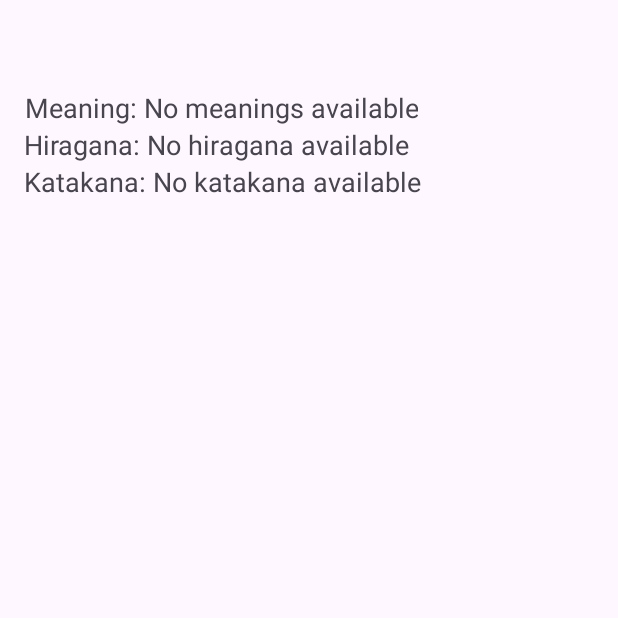
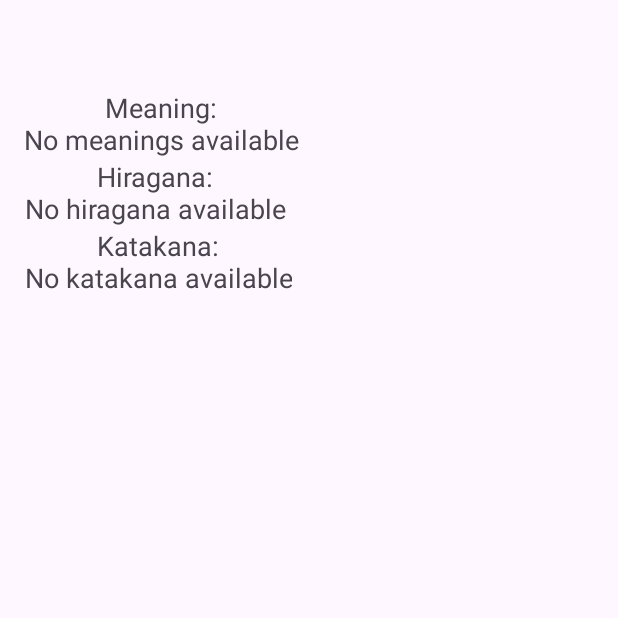
Before and after one commit to WDmaster235/JapaneseFlash, an Android app: the KanjiDetailActivity screen opened directly, with no data from a screen before it, on a phone screen of 412 x 824 dp, the top half of it. Run offline under Robolectric (Android 15) with nearby library versions, the phone set to English and light mode, and no system bars.

Commit message:
Log 5
idk

```diff
--- a/app/src/main/java/com/example/japaneseflash/KanjiDetailActivity.java
+++ b/app/src/main/java/com/example/japaneseflash/KanjiDetailActivity.java
@@ -1,6 +1,7 @@
 package com.example.japaneseflash;
 
 import android.os.Bundle;
+import android.text.TextUtils;
 import android.widget.TextView;
 import androidx.appcompat.app.AppCompatActivity;
 
@@ -17,11 +18,16 @@ public class KanjiDetailActivity extends AppCompatActivity {
         String[] hiragana = getIntent().getStringArrayExtra("HIRAGANA");
         String[] katakana = getIntent().getStringArrayExtra("KATAKANA");
 
-
-        // Convert the arrays to strings by joining the elements with commas
-        String meaningText = meanings != null && meanings.length > 0 ? String.join(", ", meanings) : "No meanings available";
-        String hiraganaText = hiragana != null && hiragana.length > 0 ? String.join(", ", hiragana) : "No hiragana available";
-        String katakanaText = katakana != null && katakana.length > 0 ? String.join(", ", katakana) : "No katakana available";
+        // Convert the arrays to strings by joining the elements with newlines to display each on its own line
+        String meaningText = (meanings != null && meanings.length > 0)
+                ? TextUtils.join("\n", meanings)
+                : "No meanings available";
+        String hiraganaText = (hiragana != null && hiragana.length > 0)
+                ? TextUtils.join("\n", hiragana)
+                : "No hiragana available";
+        String katakanaText = (katakana != null && katakana.length > 0)
+                ? TextUtils.join("\n", katakana)
+                : "No katakana available";
 
         // Set the text views with the received data
         TextView kanjiDetailText = findViewById(R.id.kanji_detail_text);
@@ -30,10 +36,8 @@ public class KanjiDetailActivity extends AppCompatActivity {
         TextView katakanaDetailText = findViewById(R.id.katakana_detail_text);
 
         kanjiDetailText.setText(kanji);
-        meaningDetailText.setText("Meaning: " + meaningText);
-        hiraganaDetailText.setText("Hiragana: " + hiraganaText);
-        katakanaDetailText.setText("Katakana: " + katakanaText);
+        meaningDetailText.setText("Meaning:\n" + meaningText);
+        hiraganaDetailText.setText("Hiragana:\n" + hiraganaText);
+        katakanaDetailText.setText("Katakana:\n" + katakanaText);
     }
-
-
 }
```
Also changed, not shown: app/src/main/java/com/example/japaneseflash/KanjiFlashcardFragment.java (+9 -1 lines), app/src/main/java/com/example/japaneseflash/KanjiMenuFragment.java (+19 -20 lines), app/src/main/java/com/example/japaneseflash/SavedCardsFragment.java (+7 -3 lines).
